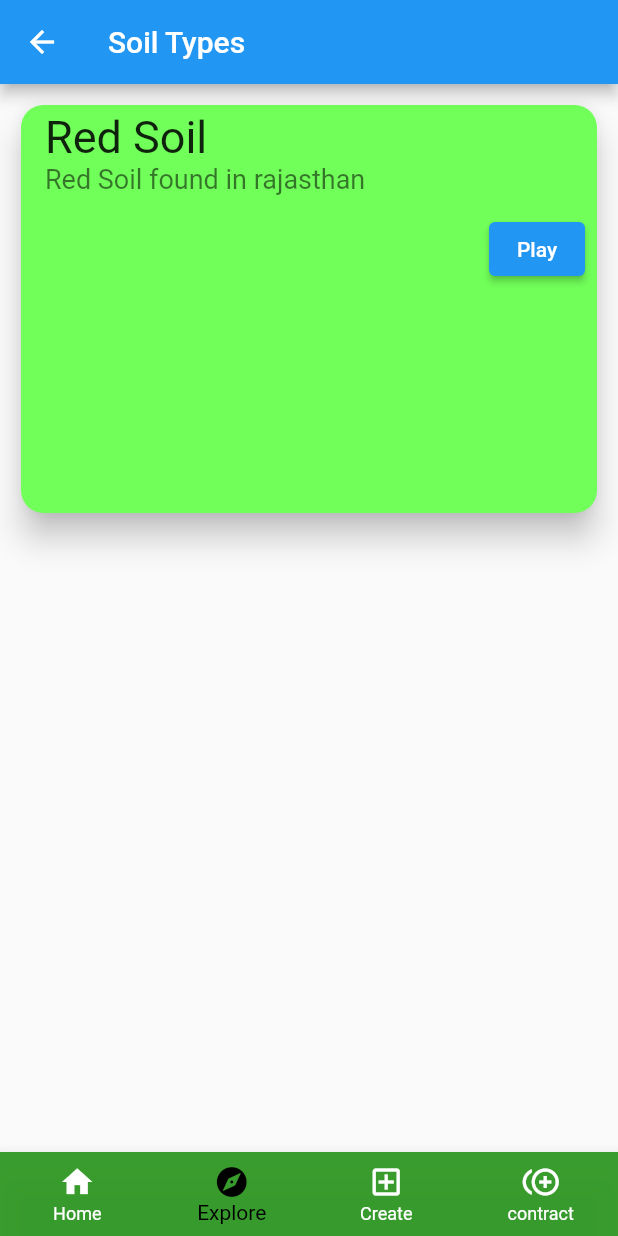
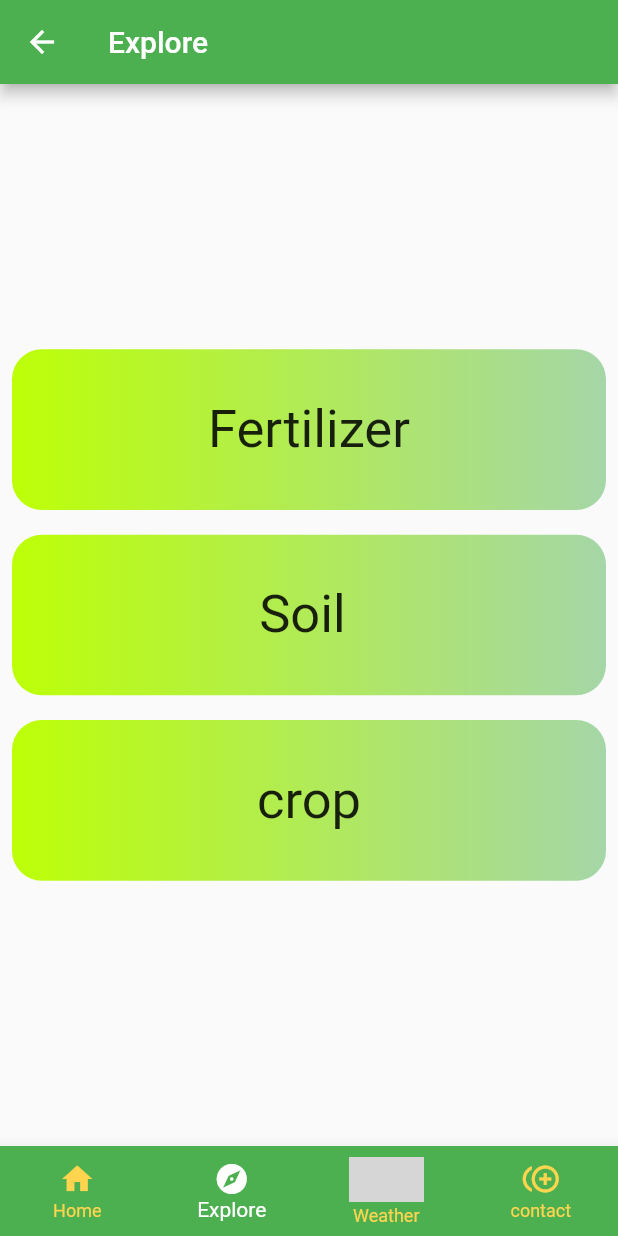
Before and after one commit to siddiquimohdhammad/Hackathon-Algorithm, a Flutter app: the navBar screen opened directly, item 2 of the bottom bar chosen, on a phone screen of 412 x 824 dp. Run offline on Flutter 3.47's test engine with Material 2 defaults, Android fonts, the phone set to English and light mode, and no system bars; our stand-ins replace cloud_firestore, firebase_core, pie_chart; accounts and stored records are empty; network calls fail; grey boxes are pictures that could not be loaded.

Commit message:
added explore

```diff
--- /dev/null
+++ b/lib/Explore/fertilizer.dart
@@ -0,0 +1,19 @@
+import 'package:flutter/material.dart';
+import 'package:flutter/src/widgets/framework.dart';
+import 'package:flutter/src/widgets/placeholder.dart';
+
+class Fertilizer extends StatefulWidget {
+  const Fertilizer({super.key});
+
+  @override
+  State<Fertilizer> createState() => _FertilizerState();
+}
+
+class _FertilizerState extends State<Fertilizer> {
+  @override
+  Widget build(BuildContext context) {
+    return Scaffold(
+      body: TabBar(tabs: []),
+    );
+  }
+}
--- a/lib/contact.dart
+++ b/lib/contact.dart
@@ -17,6 +17,7 @@ class _conatctUsState extends State<conatctUs> {
   Widget build(BuildContext context) {
     return Scaffold(
       appBar: AppBar(
+        backgroundColor: Colors.green.shade500,
         leading: Icon(Icons.contact_page_rounded),
         title: Text("Contact Us"),
         actions: [
--- /dev/null
+++ b/lib/explore.dart
@@ -0,0 +1,102 @@
+import 'package:farmerconnect/Explore/fertilizer.dart';
+import 'package:flutter/material.dart';
+import 'package:flutter/src/widgets/framework.dart';
+import 'package:flutter/src/widgets/placeholder.dart';
+
+class Explore extends StatefulWidget {
+  const Explore({super.key});
+
+  @override
+  State<Explore> createState() => _ExploreState();
+}
+
+class _ExploreState extends State<Explore> {
+  @override
+  Widget build(BuildContext context) {
+    var width = MediaQuery.of(context).size.width;
+    var height = MediaQuery.of(context).size.height;
+    return Scaffold(
+      appBar: AppBar(
+        backgroundColor: Colors.green.shade500,
+        title: Text("Explore"),
+      ),
+      body: Padding(
+        padding: const EdgeInsets.all(8.0),
+        child: Column(mainAxisAlignment: MainAxisAlignment.center, children: [
+          InkWell(
+            onTap: () {
+              Navigator.push(context,
+                  MaterialPageRoute(builder: (context) => Fertilizer()));
+            },
+            child: Container(
+              alignment: Alignment.center,
+              child: Text(
+                "Fertilizer",
+                style: TextStyle(fontSize: 35),
+              ),
+              height: height * 0.13,
+              decoration: BoxDecoration(
+                gradient: LinearGradient(colors: [
+                  Color.fromARGB(255, 189, 255, 7),
+                  Colors.green.shade200,
+                ]),
+                color: Colors.brown,
+                borderRadius: BorderRadius.circular(20),
+              ),
+            ),
+          ),
+          SizedBox(
+            height: height * 0.02,
+          ),
+          InkWell(
+            onTap: () {
+              Navigator.push(context,
+                  MaterialPageRoute(builder: (context) => Fertilizer()));
+            },
+            child: Container(
+              alignment: Alignment.center,
+              child: Text(
+                "Soil ",
+                style: TextStyle(fontSize: 35),
+              ),
+              height: height * 0.13,
+              decoration: BoxDecoration(
+                gradient: LinearGradient(colors: [
+                  Color.fromARGB(255, 189, 255, 7),
+                  Colors.green.shade200,
+                ]),
+                color: Colors.brown,
+                borderRadius: BorderRadius.circular(20),
+              ),
+            ),
+          ),
+          SizedBox(
+            height: height * 0.02,
+          ),
+          InkWell(
+            onTap: () {
+              Navigator.push(context,
+                  MaterialPageRoute(builder: (context) => Fertilizer()));
+            },
+            child: Container(
+              alignment: Alignment.center,
+              child: Text(
+                "crop",
+                style: TextStyle(fontSize: 35),
+              ),
+              height: height * 0.13,
+              decoration: BoxDecoration(
+                gradient: LinearGradient(colors: [
+                  Color.fromARGB(255, 189, 255, 7),
+                  Colors.green.shade200,
+                ]),
+                color: Colors.brown,
+                borderRadius: BorderRadius.circular(20),
+              ),
+            ),
+          ),
+        ]),
+      ),
+    );
+  }
+}
--- a/lib/home.dart
+++ b/lib/home.dart
@@ -31,6 +31,7 @@ class _homeScreenState extends State<homeScreen> {
   Widget build(BuildContext context) {
     return Scaffold(
       appBar: AppBar(
+        backgroundColor: Colors.green.shade500,
         title: Text('Farmer connect'),
       ),
       body: PieChart(
--- a/lib/navbar.dart
+++ b/lib/navbar.dart
@@ -1,4 +1,5 @@
 import 'package:farmerconnect/Register.dart';
+import 'package:farmerconnect/explore.dart';
 import 'package:farmerconnect/soil.dart';
 import 'package:farmerconnect/weather.dart';
 import 'package:flutter/material.dart';
@@ -19,13 +20,14 @@ class _bottomNavState extends State<navBar> {
   int currentIndex = 0;
   final screen = [
     homeScreen(),
-    soilInfo(),
+    Explore(),
     wetaherReport(),
     conatctUs(),
   ];
   @override
   Widget build(BuildContext context) {
     return Scaffold(
+      backgroundColor: Colors.green.shade500,
       body: IndexedStack(
         index: currentIndex,
         children: screen,
@@ -33,9 +35,9 @@ class _bottomNavState extends State<navBar> {
       bottomNavigationBar: BottomNavigationBar(
           currentIndex: currentIndex,
           type: BottomNavigationBarType.fixed,
-          backgroundColor: Color.fromARGB(245, 50, 153, 38),
-          selectedItemColor: Colors.black,
-          unselectedItemColor: Colors.white,
+          backgroundColor: Colors.green.shade500,
+          selectedItemColor: Colors.white,
+          unselectedItemColor: Colors.amber.shade300,
           onTap: (index) => setState(() => currentIndex = index),
           items: [
             BottomNavigationBarItem(
@@ -47,12 +49,16 @@ class _bottomNavState extends State<navBar> {
               label: 'Explore',
             ),
             BottomNavigationBarItem(
-              icon: Icon(Icons.add_box_outlined),
-              label: 'Create',
+              icon: Image.network(
+                "https://cdn-icons-png.flaticon.com/512/9231/9231625.png",
+                width: 50,
+                height: 30,
+              ),
+              label: 'Weather',
             ),
             BottomNavigationBarItem(
               icon: Icon(Icons.control_point_duplicate),
-              label: 'contract',
+              label: 'contact',
             ),
           ]),
     );
--- a/lib/soil.dart
+++ b/lib/soil.dart
@@ -9,7 +9,7 @@ class soilInfo extends StatelessWidget {
   Widget build(BuildContext context) {
     return Scaffold(
       appBar: AppBar(
-      title: Text("Soil Types"),
+        title: Text("Fertilizer Types"),
       ),
       body: Container(
         width: 450,
@@ -21,19 +21,11 @@ class soilInfo extends StatelessWidget {
           ),
           color: Color.fromARGB(255, 113, 255, 89),
           elevation: 9,
-          child: Column(
-            mainAxisSize: MainAxisSize.min,
-            children: <Widget>[
+          child: Column(mainAxisSize: MainAxisSize.min, children: <Widget>[
             const ListTile(
-
-                title: Text(
-                  'Red Soil',
-                  style: TextStyle(fontSize: 30.0)
-                ),
-                subtitle: Text(
-                  'Red Soil found in rajasthan',
-                  style: TextStyle(fontSize: 18.0)
-                ),
+              title: Text('Red Soil', style: TextStyle(fontSize: 30.0)),
+              subtitle: Text('Red Soil found in rajasthan',
+                  style: TextStyle(fontSize: 18.0)),
             ),
             ButtonBar(
               children: <Widget>[
@@ -41,10 +33,9 @@ class soilInfo extends StatelessWidget {
                   child: const Text('Play'),
                   onPressed: () {/* ... */},
                 ),
-
               ],
-        )]
-        ),
+            )
+          ]),
         ),
       ),
     );
--- a/lib/weather.dart
+++ b/lib/weather.dart
@@ -8,7 +8,10 @@ class wetaherReport extends StatelessWidget {
   @override
   Widget build(BuildContext context) {
     return Scaffold(
-      appBar: AppBar(title: Text("Weather Report"),),
+      appBar: AppBar(
+        backgroundColor: Colors.green.shade500,
+        title: Text("Weather Report"),
+      ),
     );
   }
 }
```
Also changed, not shown: assets/images/clouds-and-sun.png (added), 1 other file. Lines whose indentation alone changed are shown as unchanged.
